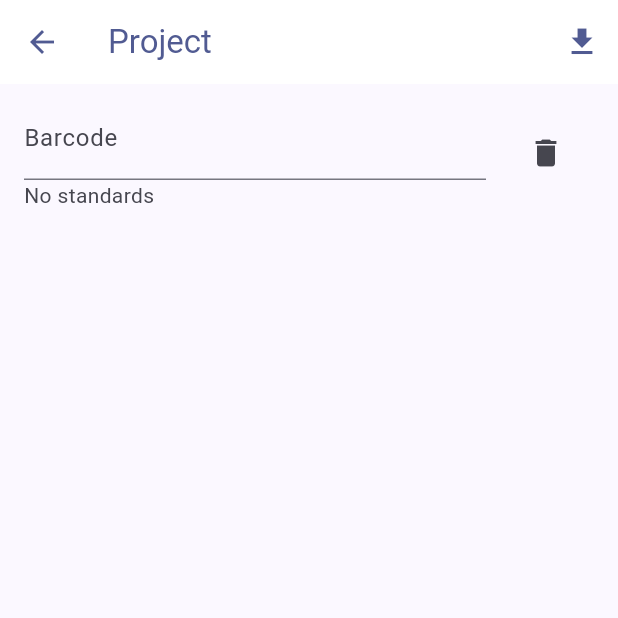
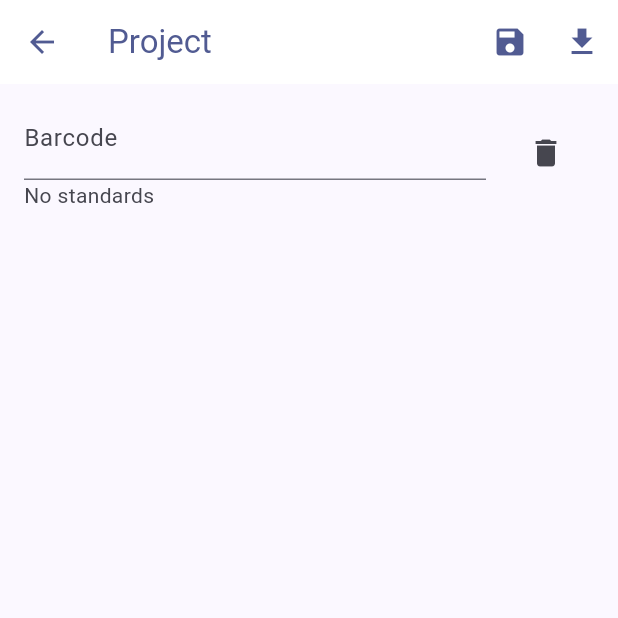
Before and after one commit to RaikaTempest/BOMTest3, a Flutter app: the ProjectScreen screen opened directly with empty values, after a tap on the "add" icon, on a phone screen of 412 x 824 dp, the top half of it. Run offline on Flutter 3.47's test engine with Material 3 defaults, Android fonts, the phone set to English and light mode, and no system bars; missing offline and left inert: dart:html.

Commit message:
Implement local project repository and tests

```diff
--- a/lib/core/models.dart
+++ b/lib/core/models.dart
@@ -211,4 +211,37 @@ class WorkLocation {
     Map<String, dynamic>? variables,
   })  : standards = standards ?? <String>{},
         variables = variables ?? <String, dynamic>{};
+
+  factory WorkLocation.fromJson(Map<String, dynamic> j) => WorkLocation(
+        barcode: j['barcode'] as String? ?? '',
+        standards:
+            (j['standards'] as List?)?.map((e) => e.toString()).toSet() ?? <String>{},
+        variables: (j['variables'] as Map?)?.cast<String, dynamic>() ?? {},
+      );
+
+  Map<String, dynamic> toJson() => {
+        'barcode': barcode,
+        'standards': standards.toList(),
+        'variables': variables,
+      };
 }
+
+class Project {
+  final String name;
+  final List<WorkLocation> locations;
+  Project({required this.name, required this.locations});
+
+  factory Project.fromJson(Map<String, dynamic> j) => Project(
+        name: j['name'] as String? ?? '',
+        locations: (j['locations'] as List?)
+                ?.map((e) => WorkLocation.fromJson(
+                    (e as Map).cast<String, dynamic>()))
+                .toList() ??
+            [],
+      );
+
+  Map<String, dynamic> toJson() => {
+        'name': name,
+        'locations': locations.map((e) => e.toJson()).toList(),
+      };
+}
--- a/lib/ui/project_screen.dart
+++ b/lib/ui/project_screen.dart
@@ -1,14 +1,19 @@
 import 'package:flutter/material.dart';
 import '../core/models.dart';
 import '../data/repo_factory.dart';
+import '../data/project_repo.dart';
 import '../core/bom_exporter.dart';
 import 'standards_manager_screen.dart';
 
 class ProjectScreen extends StatefulWidget {
   final int initialCount;
+  final List<WorkLocation>? loaded;
+  final String? name;
   const ProjectScreen({
     super.key,
     required this.initialCount,
+    this.loaded,
+    this.name,
   });
 
   @override
@@ -17,11 +22,14 @@ class ProjectScreen extends StatefulWidget {
 
 class _ProjectScreenState extends State<ProjectScreen> {
   late List<WorkLocation> locations;
+  String? _name;
 
   @override
   void initState() {
     super.initState();
-    locations = List.generate(widget.initialCount, (_) => WorkLocation());
+    locations = widget.loaded ??
+        List.generate(widget.initialCount, (_) => WorkLocation());
+    _name = widget.name;
   }
 
   Future<void> _addLocation() async {
@@ -77,8 +85,12 @@ class _ProjectScreenState extends State<ProjectScreen> {
   Widget build(BuildContext context) {
     return Scaffold(
       appBar: AppBar(
-        title: const Text('Project'),
+        title: Text(_name ?? 'Project'),
         actions: [
+          IconButton(
+            icon: const Icon(Icons.save),
+            onPressed: _saveProject,
+          ),
           IconButton(
             icon: const Icon(Icons.download),
             onPressed: _exportCsv,
@@ -137,6 +149,40 @@ class _ProjectScreenState extends State<ProjectScreen> {
         ],
       ),
     );
+  }
+
+  Future<void> _saveProject() async {
+    final repo = LocalProjectRepo();
+    if (_name == null || _name!.isEmpty) {
+      final controller = TextEditingController();
+      final name = await showDialog<String>(
+        context: context,
+        builder: (_) => AlertDialog(
+          title: const Text('Project name'),
+          content: TextField(controller: controller),
+          actions: [
+            TextButton(
+              onPressed: () => Navigator.pop(context),
+              child: const Text('Cancel'),
+            ),
+            TextButton(
+              onPressed: () => Navigator.pop(context, controller.text.trim()),
+              child: const Text('OK'),
+            ),
+          ],
+        ),
+      );
+      if (name == null || name.isEmpty) return;
+      _name = name;
+    }
+    final proj = Project(name: _name!, locations: locations);
+    await repo.saveProject(proj);
+    if (mounted) {
+      ScaffoldMessenger.of(context).showSnackBar(
+        const SnackBar(content: Text('Project saved')),
+      );
+    }
+    setState(() {});
   }
 }
 
```
Also changed, not shown: lib/data/project_repo.dart (added, +50 -0 lines), lib/ui/home_screen.dart (+45 -1 lines), 1 other file.
